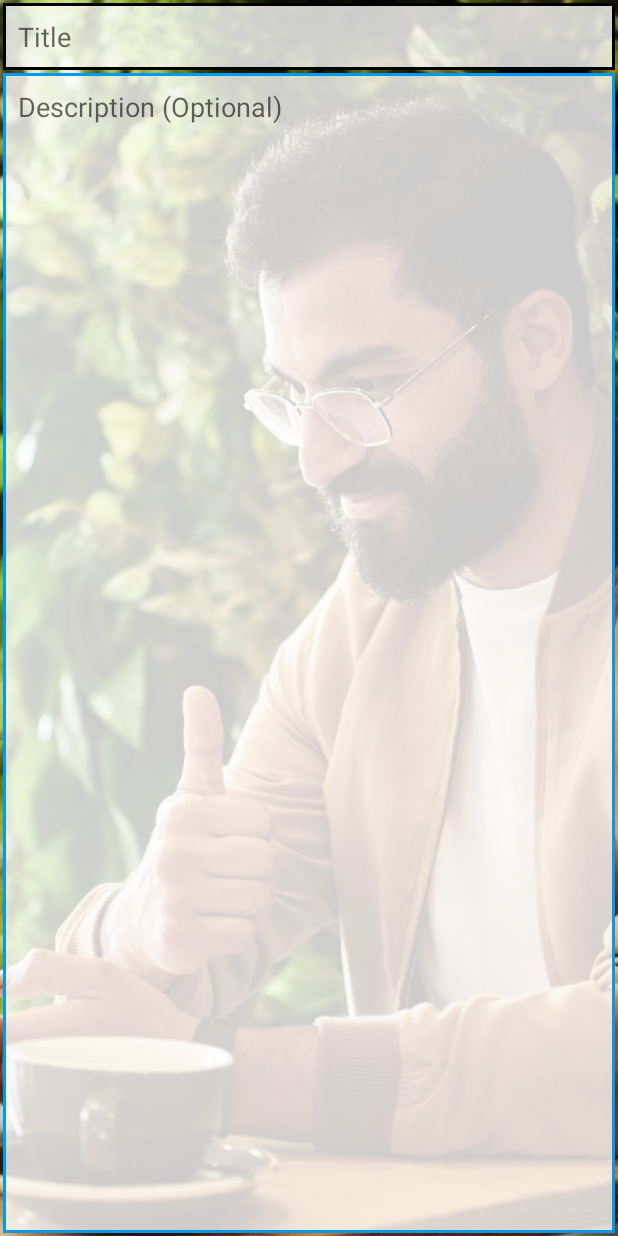
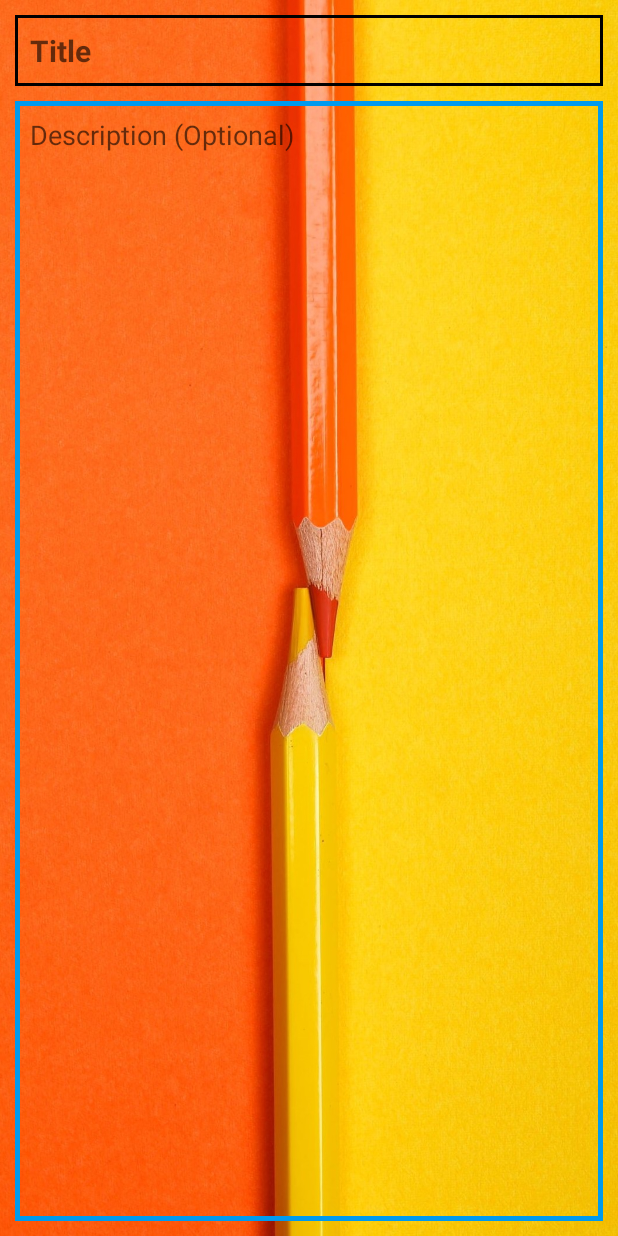
Before and after one commit to rahuladlakha/Littera, an Android app: the AddNoteTaskActivity screen opened directly, with no data from a screen before it, on a phone screen of 412 x 824 dp. Run offline under Robolectric (Android 15) with nearby library versions, the phone set to English and light mode, and no system bars; 2 statements that could not run were skipped.

Commit message:
Fixed some bugs, made some UI improvements, and added some features
Added background for flashcard, notes and tasks
Also the app now restricts landscape mode
Also added the functionality to sync data to the firebase server.
v1.0.0 will be ready to be released after adding app icon and final testing.

```diff
--- a/app/build.gradle
+++ b/app/build.gradle
@@ -38,6 +38,8 @@ dependencies {
     implementation 'com.google.firebase:firebase-auth'  // added both to enable google signIn
     implementation 'com.google.android.gms:play-services-auth:19.2.0'
     implementation 'com.google.firebase:firebase-firestore'
+    implementation 'com.google.firebase:firebase-storage'
+    implementation 'com.google.firebase:firebase-database'
 
    // implementation 'com.firebaseui:firebase-ui-auth:7.2.0'  //for Firebase pre defined ui authentication
 
--- a/app/src/main/AndroidManifest.xml
+++ b/app/src/main/AndroidManifest.xml
@@ -11,18 +11,23 @@
         android:theme="@style/Theme.Littera">
         <activity
             android:name=".FlashcardActivity"
+            android:screenOrientation="portrait"
             android:exported="true" />
         <activity
+            android:screenOrientation="portrait"
             android:name=".NewFlashcardActivity"
             android:exported="true" />
         <activity
+            android:screenOrientation="portrait"
             android:name=".AddNoteTaskActivity"
             android:exported="true" />
         <activity
+            android:screenOrientation="portrait"
             android:name=".FirstActivity"
             android:exported="true" />
         <activity
             android:name=".SignUpActivity"
+            android:screenOrientation="portrait"
             android:exported="true">
             <intent-filter>
                 <action android:name="android.intent.action.MAIN" />
--- a/app/src/main/java/com/rahul/littera/FlashcardActivity.java
+++ b/app/src/main/java/com/rahul/littera/FlashcardActivity.java
@@ -1,4 +1,6 @@
 package com.rahul.littera;
+
+import static com.rahul.littera.R.drawable.flashcard2;
 
 import androidx.annotation.NonNull;
 import androidx.annotation.Nullable;
@@ -84,10 +86,12 @@ public class FlashcardActivity extends AppCompatActivity {
                         @Override
                         public void run() {
                             if (frontsideshown) {
+                                cardTextView.setBackground(getDrawable(R.drawable.flashcard));
                                 cardTextView.setText(currFlashcard.back);
                                 frontsideshown = false;
                                 doneFAB.setEnabled(true);
                             } else {
+                                cardTextView.setBackground(getDrawable(R.drawable.flashcard2));
                                 cardTextView.setText(currFlashcard.front);
                                 frontsideshown = true;
                             }
--- a/app/src/main/java/com/rahul/littera/ProfileFragment.java
+++ b/app/src/main/java/com/rahul/littera/ProfileFragment.java
@@ -90,7 +90,7 @@ public class ProfileFragment extends Fragment implements View.OnClickListener {
     class GetImageTask extends AsyncTask<ImageView,Void,Bitmap>{
         @Override
         protected Bitmap doInBackground(ImageView... imageViews) {
-            return FirstActivity.getUserImage(imageViews[0]);
+            return FirstActivity.getUserImage();
         }
 
         @Override
--- a/app/src/main/res/drawable/edittext_layout.xml
+++ b/app/src/main/res/drawable/edittext_layout.xml
@@ -2,14 +2,14 @@
 <selector xmlns:android="http://schemas.android.com/apk/res/android">
     <item android:state_enabled="true" android:state_focused="true" >
     <shape android:shape="rectangle" >
-        <solid android:color="@color/partially_transparent"/>
-        <stroke android:width="2dp" android:color="@color/sky_blue"/>
+        <solid android:color="@color/transparent"/>
+        <stroke android:width="3dp" android:color="@color/sky_blue"/>
 
     </shape> </item>
 
     <item android:state_enabled="true" >
         <shape android:shape="rectangle">
-            <solid android:color="@color/partially_transparent"/>
+            <solid android:color="@color/transparent"/>
             <stroke android:width="2dp" android:color="@color/black"/>
         </shape> </item>
 </selector>
--- a/app/src/main/res/layout/activity_add_note_task.xml
+++ b/app/src/main/res/layout/activity_add_note_task.xml
@@ -11,7 +11,7 @@
         android:layout_width="match_parent"
         android:layout_height="match_parent"
         android:scaleType="centerCrop"
-        app:srcCompat="@drawable/background"
+        app:srcCompat="@drawable/flashcard2"
         tools:layout_editor_absoluteX="10dp"
         tools:layout_editor_absoluteY="103dp"
         tools:srcCompat="@tools:sample/avatars" />
@@ -20,14 +20,15 @@
         android:id="@+id/descriptionEditText"
         android:layout_width="0dp"
         android:layout_height="0dp"
-        android:layout_marginTop="2dp"
-        android:layout_marginBottom="2dp"
+        android:layout_marginTop="10dp"
+        android:layout_marginBottom="10dp"
         android:background="@drawable/edittext_layout"
         android:ems="10"
         android:gravity="start|top"
         android:hint="Description (Optional)"
         android:inputType="textMultiLine"
         android:padding="10dp"
+        android:textSize="18sp"
         app:layout_constraintBottom_toBottomOf="parent"
         app:layout_constraintEnd_toEndOf="@+id/titleEditText"
         app:layout_constraintHorizontal_bias="0.0"
@@ -39,14 +40,16 @@
         android:id="@+id/titleEditText"
         android:layout_width="0dp"
         android:layout_height="wrap_content"
-        android:layout_marginStart="2dp"
-        android:layout_marginTop="2dp"
-        android:layout_marginEnd="2dp"
+        android:layout_marginStart="10dp"
+        android:layout_marginTop="10dp"
+        android:layout_marginEnd="10dp"
         android:background="@drawable/edittext_layout"
         android:ems="10"
         android:hint="Title"
         android:inputType="textPersonName"
         android:padding="10dp"
+        android:textSize="20sp"
+        android:textStyle="bold"
         app:layout_constraintEnd_toEndOf="parent"
         app:layout_constraintStart_toStartOf="parent"
         app:layout_constraintTop_toTopOf="parent" />
--- a/app/src/main/res/layout/activity_flashcard.xml
+++ b/app/src/main/res/layout/activity_flashcard.xml
@@ -14,7 +14,7 @@
         android:layout_marginStart="10dp"
         android:layout_marginTop="10dp"
         android:layout_marginEnd="10dp"
-        android:background="@color/sky_blue"
+        android:background="@drawable/flashcard2"
         android:scrollbars="vertical"
         android:text="TextView"
         android:textColor="@color/black"
--- a/app/src/main/res/values/colors.xml
+++ b/app/src/main/res/values/colors.xml
@@ -8,7 +8,7 @@
     <color name="black">#FF000000</color>
     <color name="white">#FFFFFF</color>
     <color name="grey">#FF808080</color>
-    <color name="partially_transparent">#CCFFFFFF</color>
+    <color name="transparent">#00FFFFFF</color>
     <color name="sky_blue">#009AEE</color>
     <color name="green">#29C80D</color>
     <color name="red">#F84646</color>
```
Also changed, not shown: app/src/main/java/com/rahul/littera/DataManager.java (+45 -5 lines), app/src/main/java/com/rahul/littera/FirstActivity.java (+42 -10 lines), app/src/main/res/drawable-v24/flashcard.jpg (added), app/src/main/res/drawable-v24/flashcard2.jpg (added).
